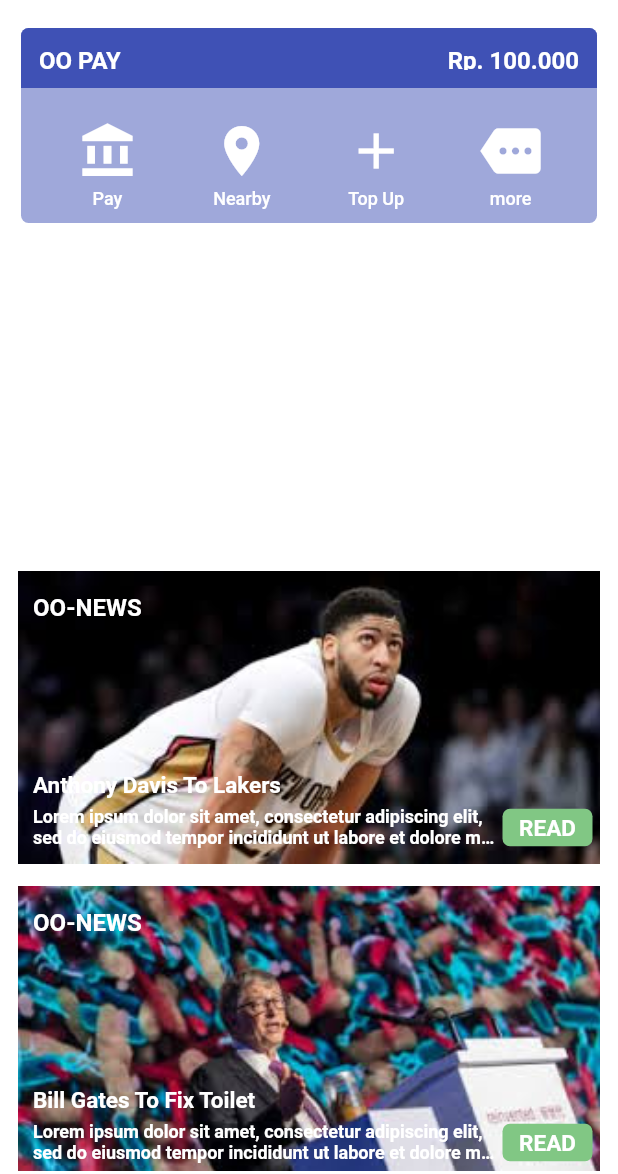
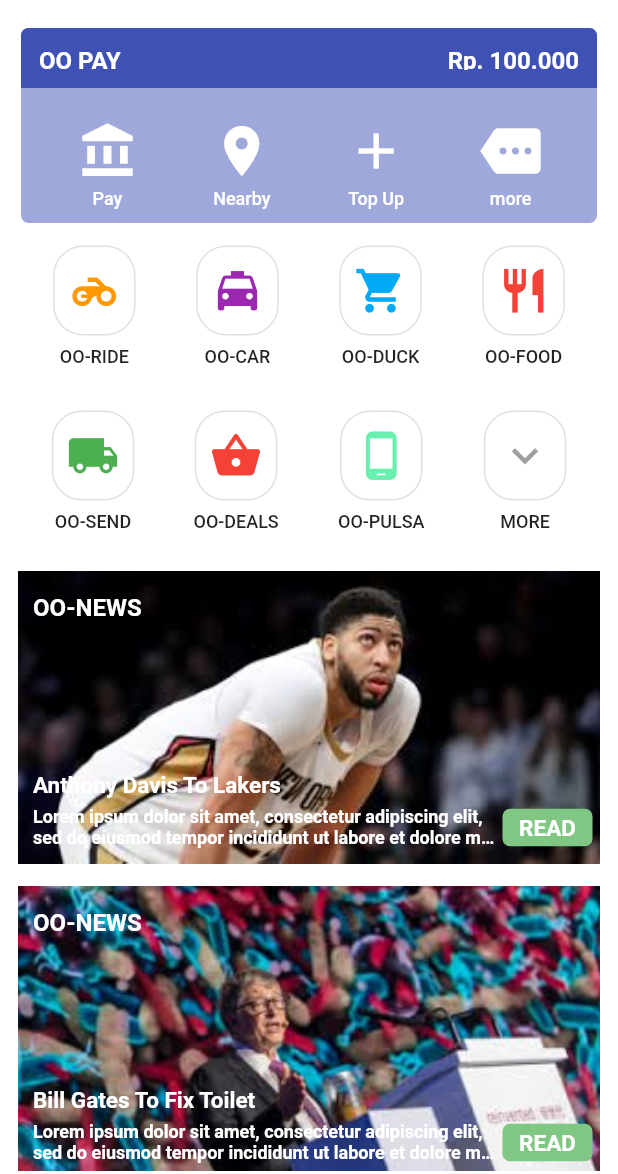
Before and after one commit to dickyboKa/OOJEK, a Flutter app: the screen it shows after launch, on a phone screen of 412 x 824 dp, the part 62-1236 px from its top. Run offline on Flutter 3.47's test engine with Material 2 defaults, Android fonts, the phone set to English and light mode, and no system bars.

Commit message:
all menu is available

```diff
--- a/lib/oojek_menu_route.dart
+++ b/lib/oojek_menu_route.dart
@@ -1,4 +1,59 @@
 import 'package:flutter/material.dart';
+
+Widget oojek_menu_item(String menuText, IconData menuIcon, Color menuColor) {
+  return Container(
+      padding: EdgeInsets.only(left: 15.0, right: 15.0),
+      child: Column(
+        children: <Widget>[
+          Container(
+            decoration: BoxDecoration(
+                borderRadius: BorderRadius.all(Radius.circular(20.0)),
+                border: Border.all(color: Colors.black12)),
+            height: 60.0,
+            width: 55.0,
+            child: Icon(menuIcon, color: menuColor, size: 35.0),
+          ),
+          Padding(
+            padding: EdgeInsets.only(top: 7.0),
+            child: Text(menuText,
+                style: TextStyle(
+                    fontWeight: FontWeight.w500,
+                    color: Colors.black87,
+                    fontSize: 12.0)),
+          )
+        ],
+      ));
+}
+
+Widget firstMenu() {
+  return Container(
+      height: 100,
+      padding: EdgeInsets.only(top: 5.0),
+      child: Row(
+        mainAxisAlignment: MainAxisAlignment.spaceEvenly,
+        children: <Widget>[
+          oojek_menu_item("OO-RIDE", Icons.motorcycle, Colors.orange),
+          oojek_menu_item("OO-CAR", Icons.local_taxi, Colors.purple),
+          oojek_menu_item("OO-DUCK", Icons.shopping_cart, Colors.lightBlue),
+          oojek_menu_item("OO-FOOD", Icons.restaurant, Colors.red),
+        ],
+      ));
+}
+
+Widget secondMenu() {
+  return Container(
+    padding: EdgeInsets.only(top: 15.0),
+      height: 100,
+      child: Row(
+        mainAxisAlignment: MainAxisAlignment.spaceEvenly,
+        children: <Widget>[
+          oojek_menu_item("OO-SEND", Icons.local_shipping, Colors.green),
+          oojek_menu_item("OO-DEALS", Icons.shopping_basket, Colors.red),
+          oojek_menu_item("OO-PULSA", Icons.phone_android, Colors.greenAccent),
+          oojek_menu_item("MORE", Icons.expand_more, Colors.grey),
+        ],
+      ));
+}
 
 class OojekMenuRoute extends StatelessWidget {
   @override
@@ -6,10 +61,8 @@ class OojekMenuRoute extends StatelessWidget {
     return Container(
         padding: EdgeInsets.all(8.0),
         height: 230,
-        child: oojek_menu_item());
+        child: Column(
+          children: <Widget>[firstMenu(), secondMenu()],
+        ));
   }
 }
-
-Widget oojek_menu_item() {
-  return Container();
-}
```
